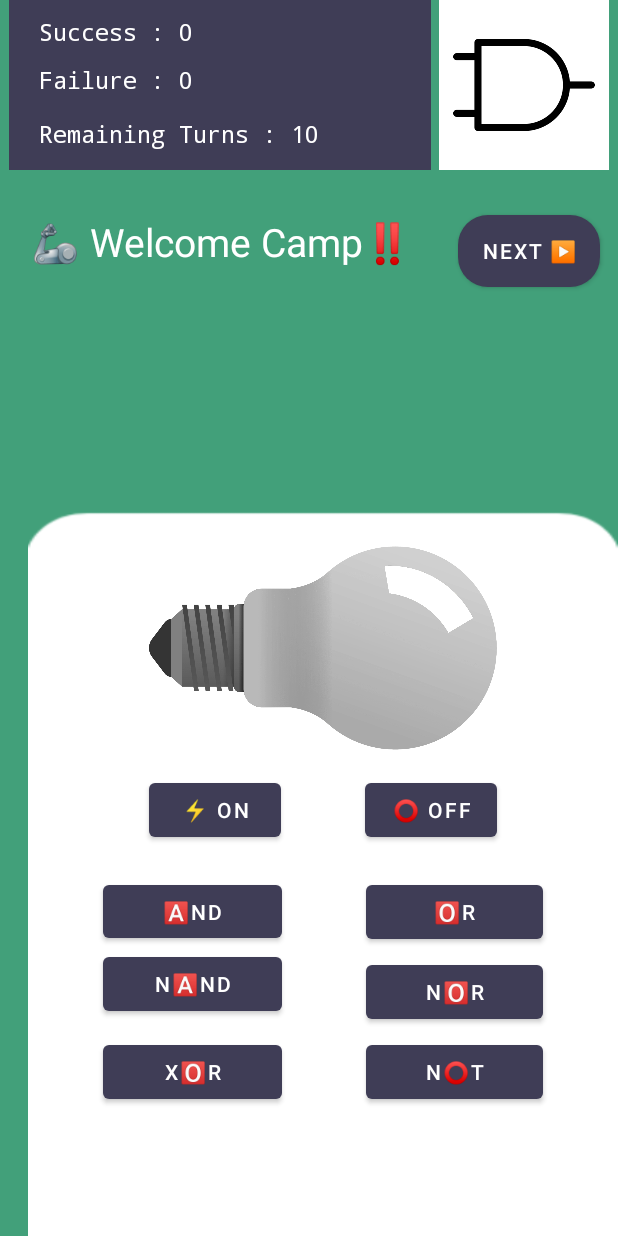
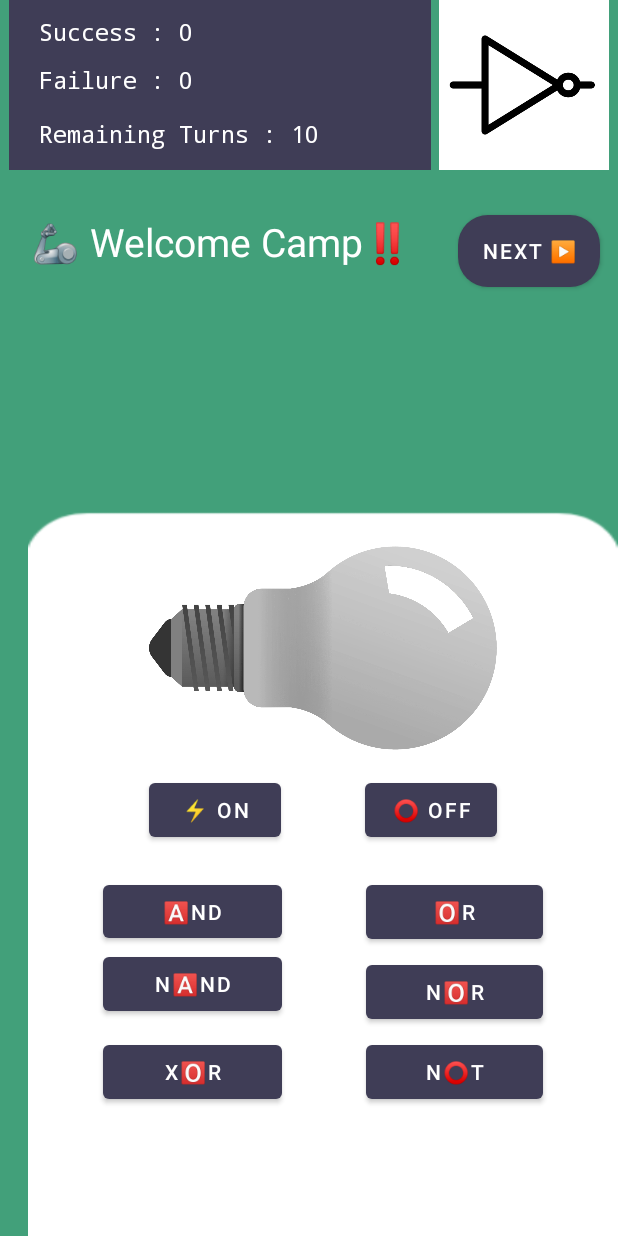
Before and after one commit to Eenyi/LogicGatesApk, an Android app: the Playground screen opened directly, with no data from a screen before it, on a phone screen of 412 x 824 dp. Run offline under Robolectric (Android 15) with nearby library versions, the phone set to English and light mode, and no system bars.

Commit message:
Gate Image Dynamic

```diff
--- a/app/src/main/java/com/example/logicgates/Playground.java
+++ b/app/src/main/java/com/example/logicgates/Playground.java
@@ -5,11 +5,17 @@ import androidx.appcompat.app.AppCompatActivity;
 import android.content.Intent;
 import android.os.Bundle;
 import android.view.View;
+import android.widget.ImageView;
 import android.widget.TextView;
+
+import java.util.Random;
 
 public class Playground extends AppCompatActivity implements View.OnClickListener {
     TextView playHeading;
     Intent intent;
+    ImageView p_img;
+    Random rand = new Random();
+    int [] arrDrawableGateImages = {R.drawable.and, R.drawable.or, R.drawable.nand, R.drawable.nor, R.drawable.not, R.drawable.xor};
     @Override
     protected void onCreate(Bundle savedInstanceState) {
         super.onCreate(savedInstanceState);
@@ -17,10 +23,17 @@ public class Playground extends AppCompatActivity implements View.OnClickListene
         playHeading = findViewById(R.id.p_name);
         intent = getIntent();
         playHeading.setText(intent.getStringExtra("username"));
+        p_img = findViewById(R.id.p_img);
+        setGateImageOnCreate();
     }
 
     @Override
     public void onClick(View v) {
 
     }
+
+    protected void setGateImageOnCreate() {
+        int selectedGateIndex = rand.nextInt(6);
+        p_img.setImageResource(arrDrawableGateImages[selectedGateIndex]);
+    }
 }
--- a/app/src/main/res/layout-land/activity_playground.xml
+++ b/app/src/main/res/layout-land/activity_playground.xml
@@ -25,7 +25,6 @@
         android:layout_height="wrap_content"
         android:layout_marginTop="5dp"
         android:fontFamily="sans-serif-medium"
-        android:text="Name"
         android:textColor="@color/navyblue"
         android:textSize="34sp"
         app:layout_constraintStart_toStartOf="@+id/p_welcome"
@@ -103,14 +102,12 @@
         android:contentDescription="@string/app_name"
         app:layout_constraintEnd_toStartOf="@+id/p_and"
         app:layout_constraintStart_toEndOf="@+id/p_bulb"
-        app:layout_constraintTop_toTopOf="@+id/p_bulb"
-        app:srcCompat="@drawable/and" />
+        app:layout_constraintTop_toTopOf="@+id/p_bulb" />
 
     <TextView
         android:id="@+id/p_result"
         android:layout_width="wrap_content"
         android:layout_height="wrap_content"
-        android:text="Result"
         app:layout_constraintEnd_toEndOf="@+id/p_img"
         app:layout_constraintStart_toStartOf="@+id/p_img"
         app:layout_constraintTop_toBottomOf="@+id/p_img" />
--- a/app/src/main/res/layout/activity_playground.xml
+++ b/app/src/main/res/layout/activity_playground.xml
@@ -101,8 +101,7 @@
         android:contentDescription="@string/app_name"
         app:layout_constraintEnd_toEndOf="parent"
         app:layout_constraintStart_toEndOf="@+id/constraintLayout"
-        app:layout_constraintTop_toTopOf="parent"
-        app:srcCompat="@drawable/and" />
+        app:layout_constraintTop_toTopOf="parent" />
 
     <androidx.constraintlayout.widget.ConstraintLayout
         android:id="@+id/constraintLayout2"
```
